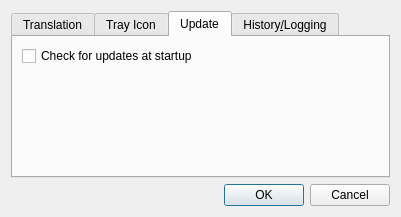
This is ui/configwindow.ui in jnmbk/boncuk as Qt 5 draws it before an edit. The edited form follows.
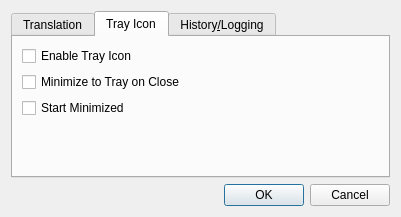
This is the edited form. The open tabs and pages were chosen to show the change. Icons and pictures are not drawn.

Patch:
```diff
--- a/ui/configwindow.ui
+++ b/ui/configwindow.ui
@@ -125,33 +125,6 @@
        </item>
       </layout>
      </widget>
-     <widget class="QWidget" name="updateTab" >
-      <attribute name="title" >
-       <string>Update</string>
-      </attribute>
-      <layout class="QGridLayout" >
-       <item row="0" column="0" >
-        <widget class="QCheckBox" name="update_enable" >
-         <property name="text" >
-          <string>Check for updates at startup</string>
-         </property>
-        </widget>
-       </item>
-       <item row="1" column="0" >
-        <spacer>
-         <property name="orientation" >
-          <enum>Qt::Vertical</enum>
-         </property>
-         <property name="sizeHint" >
-          <size>
-           <width>20</width>
-           <height>40</height>
-          </size>
-         </property>
-        </spacer>
-       </item>
-      </layout>
-     </widget>
      <widget class="QWidget" name="historyTab" >
       <attribute name="title" >
        <string>History&amp;/Logging</string>
```
Left out of the diff: 4 changed lines with no effect on the pictures.
